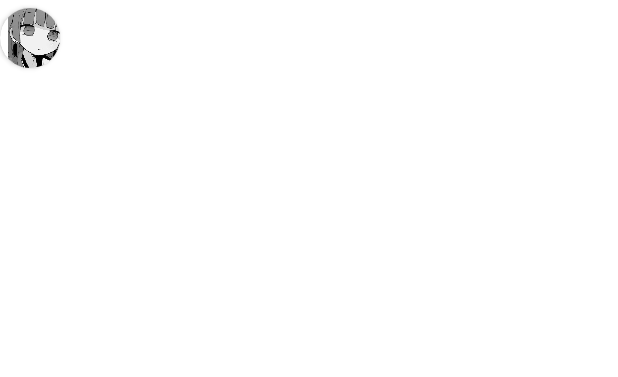
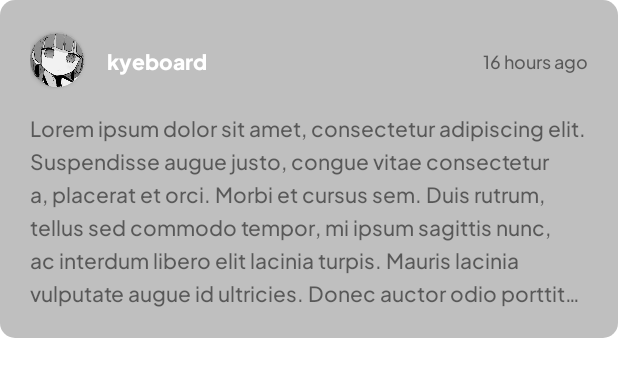
Before and after one commit to kyeboard/classroom, an Android app built with Jetpack Compose: the layout announcement_item_meeting.xml on its own in the app's theme, with its tools: preview values and no code run, on a phone screen of 412 x 824 dp. Shown: the top 377 px of the screen. Run offline under Robolectric (Android 15) with nearby library versions, the phone set to English and light mode, and no system bars.

Commit message:
Create an amazingly beautiful stream list

```diff
--- a/app/src/main/java/me/kyeboard/oxide/MainActivity.kt
+++ b/app/src/main/java/me/kyeboard/oxide/MainActivity.kt
@@ -65,7 +65,7 @@ class MainActivity : ComponentActivity() {
     // Starts the home activity and ends the current activity
     private fun startHomeActivity() {
         // Create an intent
-        val intent = Intent(this, Home::class.java)
+        val intent = Intent(this, ClassDashboard::class.java)
 
         // Start the activity
         startActivity(intent)
--- a/app/src/main/java/me/kyeboard/oxide/adapters/class_announcements.kt
+++ b/app/src/main/java/me/kyeboard/oxide/adapters/class_announcements.kt
@@ -8,7 +8,7 @@ import io.appwrite.extensions.tryJsonCast
 import io.appwrite.models.Document
 import me.kyeboard.oxide.R
 
-data class Announcement(val profile_url: String, val author: String, val content: String)
+data class Announcement(val author: String, val content: String)
 
 class AnnouncementsAdapter(private val dataSet: List<Document>, private val onClick: (id: String) -> Unit) :
     RecyclerView.Adapter<AnnouncementsAdapter.ViewHolder>() {
--- a/app/src/main/res/layout/announcement_item_meeting.xml
+++ b/app/src/main/res/layout/announcement_item_meeting.xml
@@ -3,41 +3,70 @@
     xmlns:app="http://schemas.android.com/apk/res-auto"
     xmlns:tools="http://schemas.android.com/tools"
     android:layout_width="match_parent"
-    android:layout_height="match_parent">
+    android:background="@drawable/rounded"
+    android:backgroundTint="#55333333"
+    android:padding="20dp"
+    android:layout_height="wrap_content">
 
     <androidx.constraintlayout.widget.ConstraintLayout
+        android:id="@+id/constraintLayout5"
         android:layout_width="match_parent"
-        android:layout_height="50dp"
+        android:layout_height="40dp"
         app:layout_constraintEnd_toEndOf="parent"
         app:layout_constraintStart_toStartOf="parent"
         app:layout_constraintTop_toTopOf="parent">
 
         <androidx.cardview.widget.CardView
             android:id="@+id/cardView2"
-            android:layout_width="40dp"
-            android:layout_height="40dp"
-            app:cardCornerRadius="20dp"
+            android:layout_width="36dp"
+            android:layout_height="36dp"
+            app:cardCornerRadius="18dp"
             app:layout_constraintBottom_toBottomOf="parent"
             app:layout_constraintStart_toStartOf="parent"
             app:layout_constraintTop_toTopOf="parent">
 
             <ImageView
                 android:id="@+id/imageView6"
-                android:layout_width="50dp"
-                android:layout_height="wrap_content"
+                android:layout_width="36dp"
+                android:layout_height="36dp"
                 android:src="@drawable/pfp" />
         </androidx.cardview.widget.CardView>
 
         <TextView
             android:id="@+id/textView12"
             android:layout_width="wrap_content"
-            android:layout_marginLeft="20dp"
             android:layout_height="wrap_content"
+            android:layout_marginStart="15dp"
+            android:fontFamily="@font/plusjakartasans_extrabold"
             android:text="kyeboard"
-            android:fontFamily="@font/plusjakartasans_extrabold"
             android:textColor="@color/white"
             app:layout_constraintBottom_toBottomOf="parent"
             app:layout_constraintStart_toEndOf="@+id/cardView2"
             app:layout_constraintTop_toTopOf="parent" />
+
+        <TextView
+            android:id="@+id/textView14"
+            android:layout_width="wrap_content"
+            android:layout_height="wrap_content"
+            android:layout_marginStart="10dp"
+            android:text="16 hours ago"
+            android:textSize="12sp"
+            app:layout_constraintBottom_toBottomOf="parent"
+            app:layout_constraintEnd_toEndOf="parent"
+            app:layout_constraintTop_toTopOf="parent" />
     </androidx.constraintlayout.widget.ConstraintLayout>
+
+    <TextView
+        android:id="@+id/textView11"
+        android:layout_width="0dp"
+        android:maxLines="6"
+        android:layout_marginTop="14dp"
+        android:lineHeight="22sp"
+        android:ellipsize="end"
+        android:textSize="14sp"
+        android:layout_height="wrap_content"
+        android:text="Lorem ipsum dolor sit amet, consectetur adipiscing elit. Suspendisse augue justo, congue vitae consectetur a, placerat et orci. Morbi et cursus sem. Duis rutrum, tellus sed commodo tempor, mi ipsum sagittis nunc, ac interdum libero elit lacinia turpis. Mauris lacinia vulputate augue id ultricies. Donec auctor odio porttitor, ornare tortor eu, fringilla risus. Proin tristique lacinia diam, id ultrices mauris pretium at. Donec eu nisi non turpis tempus suscipit eget eget arcu. Donec tempor, orci sed varius euismod, ligula libero dictum quam, eu lacinia nibh risus at orci. Nam tincidunt lorem vel lacus mollis rhoncus. Donec sit amet molestie ante. In a quam et erat pulvinar mattis vitae id nisi. Nulla non risus neque"
+        app:layout_constraintEnd_toEndOf="parent"
+        app:layout_constraintStart_toStartOf="parent"
+        app:layout_constraintTop_toBottomOf="@+id/constraintLayout5" />
 </androidx.constraintlayout.widget.ConstraintLayout>
```
Also changed, not shown: app/src/main/res/layout/activity_classdashboard.xml (+4 -4 lines), 5 other files.
